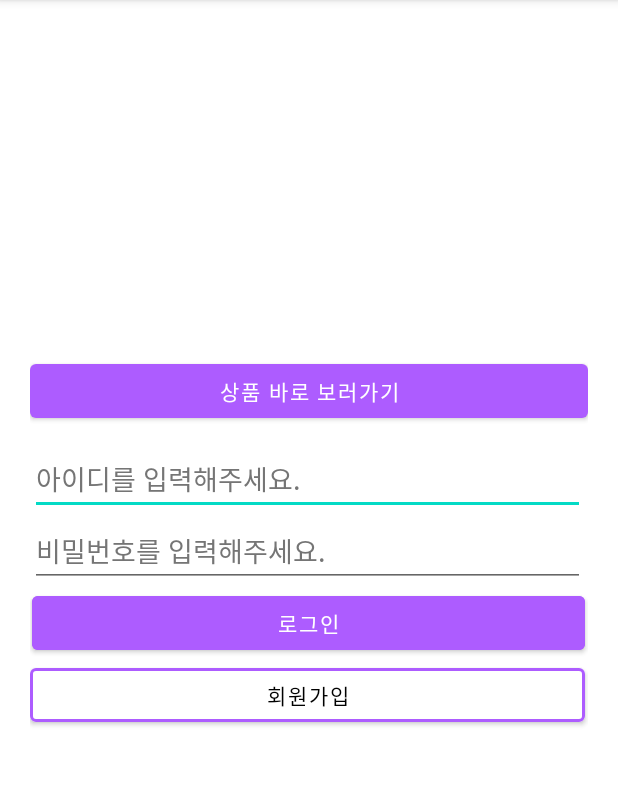
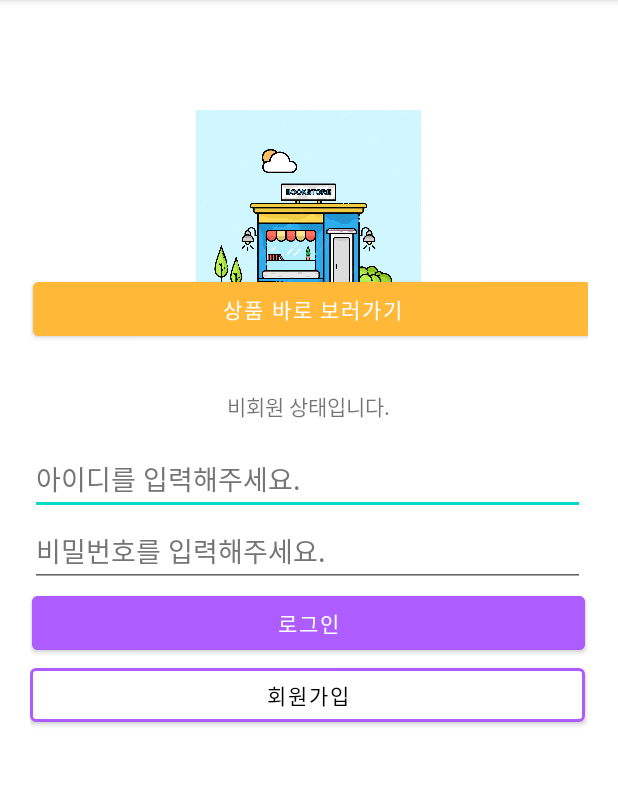
Before and after one commit to sanglim00/2022-02-MobileProgramming, an Android app: the screen it shows after launch (MainActivity), on a phone screen of 412 x 824 dp, the part 84-870 px from its top. Run offline under Robolectric (Android 15) with nearby library versions, the phone set to English and light mode, and no system bars.

Commit message:
feat. 이미지 추가 및 버튼 컬러 변경

```diff
--- a/app/src/main/res/layout/activity_main.xml
+++ b/app/src/main/res/layout/activity_main.xml
@@ -14,8 +14,10 @@
         android:layout_alignParentStart="true"
         android:layout_alignParentEnd="true"
         android:layout_alignParentBottom="true"
-        android:layout_marginStart="0dp"
-        android:layout_marginBottom="463dp"
+        android:layout_marginStart="2dp"
+        android:layout_marginEnd="-2dp"
+        android:layout_marginBottom="518dp"
+        android:backgroundTint="#FFB838"
         android:text="@string/showProduct" />
 
     <TableLayout
@@ -104,5 +106,14 @@
         android:layout_marginTop="240dp"
         android:text="@string/nonMemberState" />
 
+    <ImageView
+        android:id="@+id/imageView"
+        android:layout_width="150dp"
+        android:layout_height="150dp"
+        android:layout_alignParentTop="true"
+        android:layout_centerHorizontal="true"
+        android:layout_marginTop="53dp"
+        app:srcCompat="@drawable/bookstore" />
+
 
 </RelativeLayout>
```
Also changed, not shown: app/src/main/res/drawable/bookstore.webp (added).
